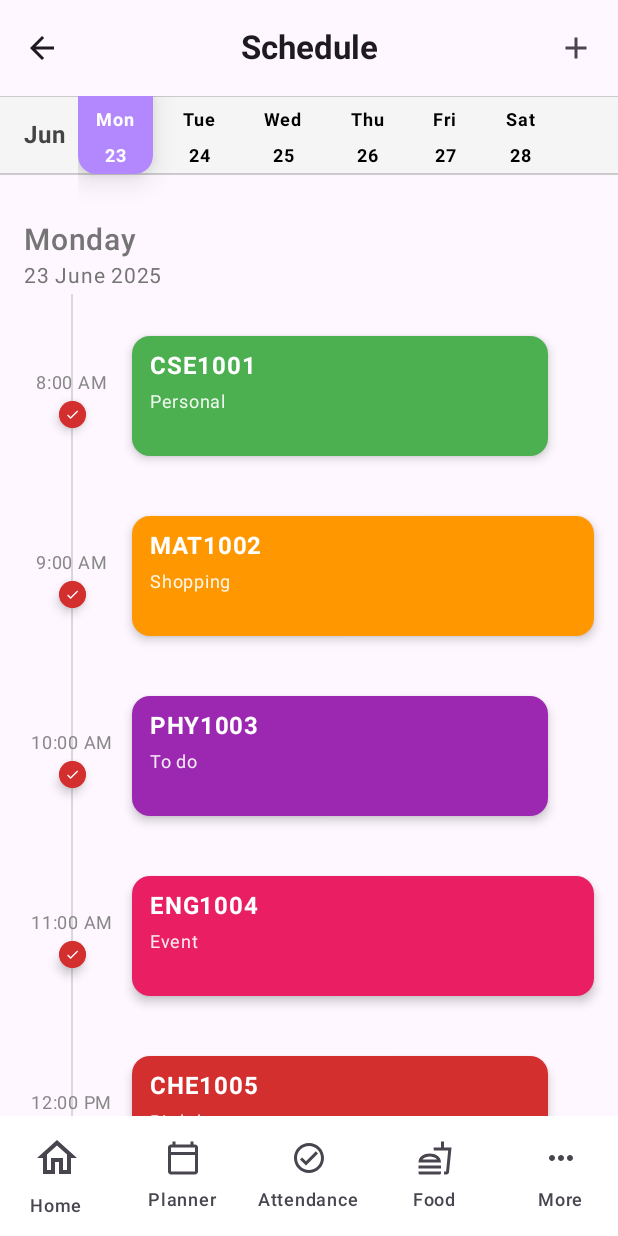
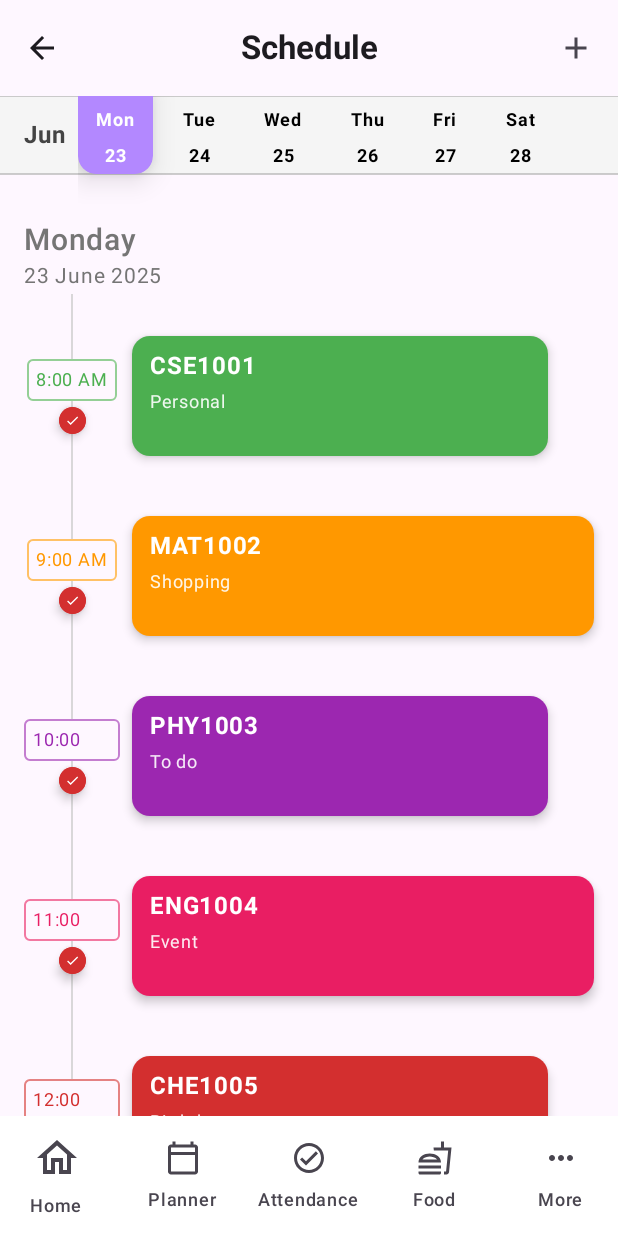
Before and after one commit to a-d-iii/-koitlin, an Android app built with Jetpack Compose: the AttendanceDetailsScreen screen opened through its navigation route, on a phone screen of 412 x 824 dp. Run offline under Robolectric (Android 15) with nearby library versions, the phone set to English and light mode, and no system bars; 1 statement that could not run was skipped.

Commit message:
Refine timeline time styling

```diff
--- a/app/src/main/java/com/example/basic/AttendanceDetailsScreen.kt
+++ b/app/src/main/java/com/example/basic/AttendanceDetailsScreen.kt
@@ -21,6 +21,7 @@
 import androidx.compose.material.icons.filled.ArrowBack
 import androidx.compose.material.icons.filled.Check
 import androidx.compose.material3.*
+import androidx.compose.foundation.BorderStroke
 import androidx.compose.runtime.*
 import androidx.compose.ui.Alignment
 import androidx.compose.ui.Modifier
@@ -94,6 +95,16 @@
         return schedules.firstOrNull { it.date.dayOfWeek == date.dayOfWeek }?.events ?: emptyList()
 
     }
+}
+
+private fun Color.lighten(factor: Float): Color {
+    val f = factor.coerceIn(0f, 1f)
+    return Color(
+        red + (1 - red) * f,
+        green + (1 - green) * f,
+        blue + (1 - blue) * f,
+        alpha
+    )
 }
 
 
@@ -343,7 +354,23 @@
                 ) {
                     // Display only the start time on the timeline in 12 hour format
                     val displayTime = LocalTime.parse(event.start).format(java.time.format.DateTimeFormatter.ofPattern("h:mm a"))
-                    Text(displayTime, color = Color.Gray, fontSize = 12.sp)
+                    val timeColor = event.category.color
+                    val timeBorder = timeColor.lighten(0.4f)
+                    Surface(
+                        color = MaterialTheme.colorScheme.background,
+                        shape = RoundedCornerShape(4.dp),
+                        border = BorderStroke(1.dp, timeBorder),
+                        modifier = Modifier
+                            .padding(bottom = 4.dp)
+                    ) {
+                        Text(
+                            displayTime,
+                            color = timeColor,
+                            fontSize = 12.sp,
+                            maxLines = 1,
+                            modifier = Modifier.padding(horizontal = 6.dp, vertical = 2.dp)
+                        )
+                    }
                     val fillColor = when {
                         isCurrent -> Color(0xFF1E88E5)
                         isPast -> Color(0xFFD32F2F)
```
